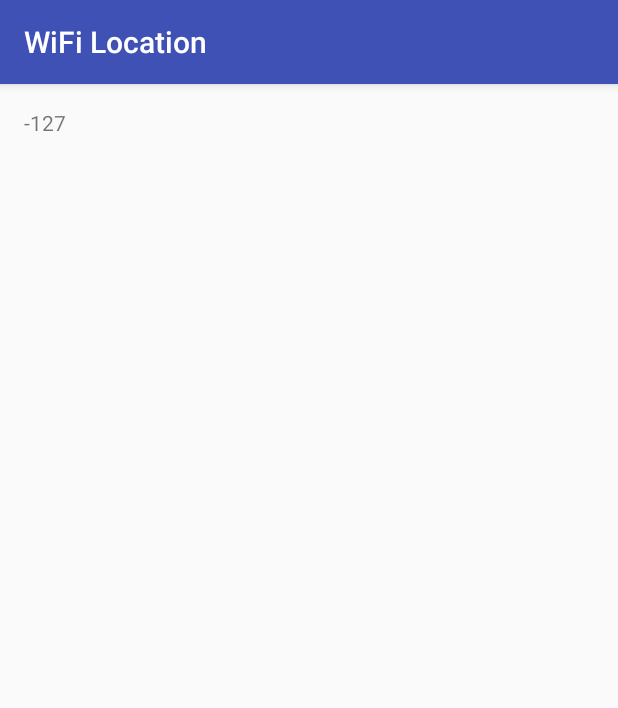
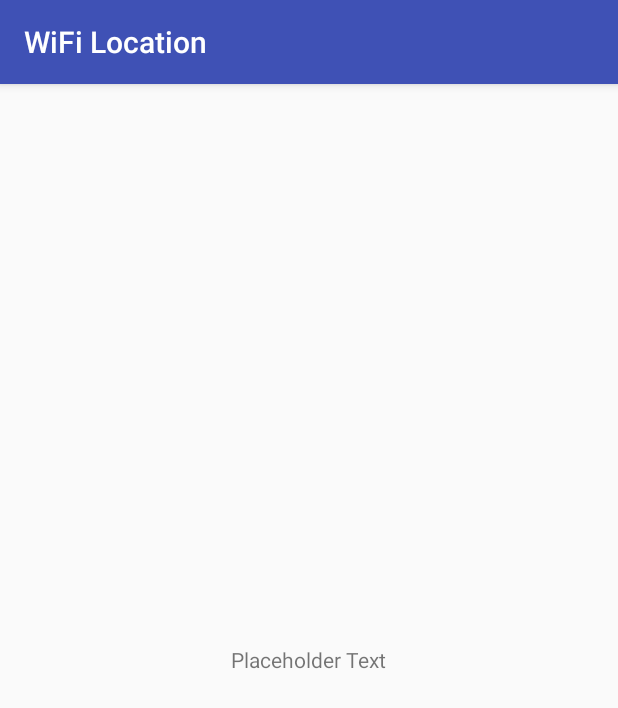
Before and after one commit to tologon/WiFi-Location, an Android app: the screen it shows after launch (WifiInformation), on a phone screen of 412 x 824 dp. Shown: the top 708 px of the screen. Run offline under Robolectric (Android 15) with nearby library versions, the phone set to English and light mode, and no system bars; 2 statements that could not run were skipped.

Commit message:
Move WiFi info TextView.

```diff
--- a/app/src/main/res/layout/activity_wifi_information.xml
+++ b/app/src/main/res/layout/activity_wifi_information.xml
@@ -11,7 +11,10 @@
     tools:context="com.tologon.android.wifilocation.WifiInformation">
 
     <TextView
-        android:id="@+id/RSSIView"
+        android:id="@+id/WiFiView"
         android:layout_width="wrap_content"
-        android:layout_height="wrap_content" />
+        android:layout_height="wrap_content"
+        android:text="@string/placeholder"
+        android:layout_centerVertical="true"
+        android:layout_centerHorizontal="true" />
 </RelativeLayout>
--- a/app/src/main/res/values/strings.xml
+++ b/app/src/main/res/values/strings.xml
@@ -1,3 +1,4 @@
 <resources>
     <string name="app_name">WiFi Location</string>
+    <string name="placeholder">Placeholder Text</string>
 </resources>
```
